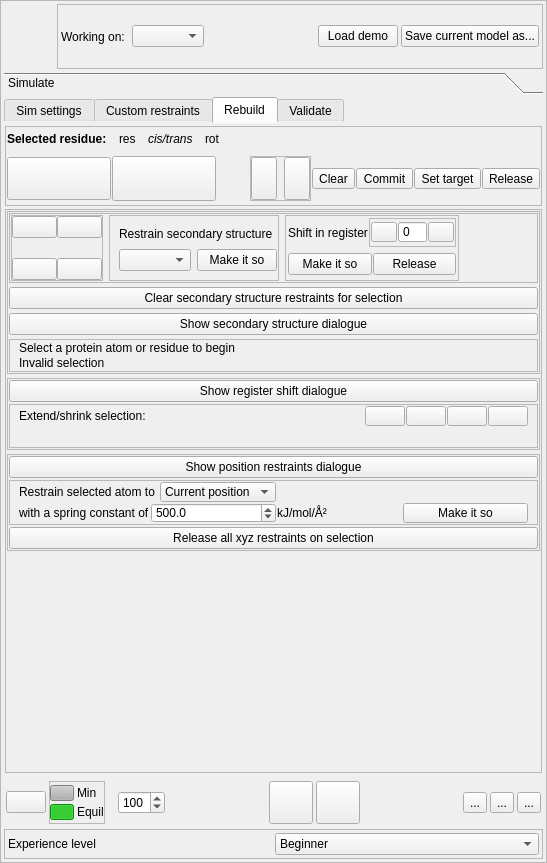
tristanic/isolde, file isolde/src/IsoldeFrame.ui: the form before one commit.
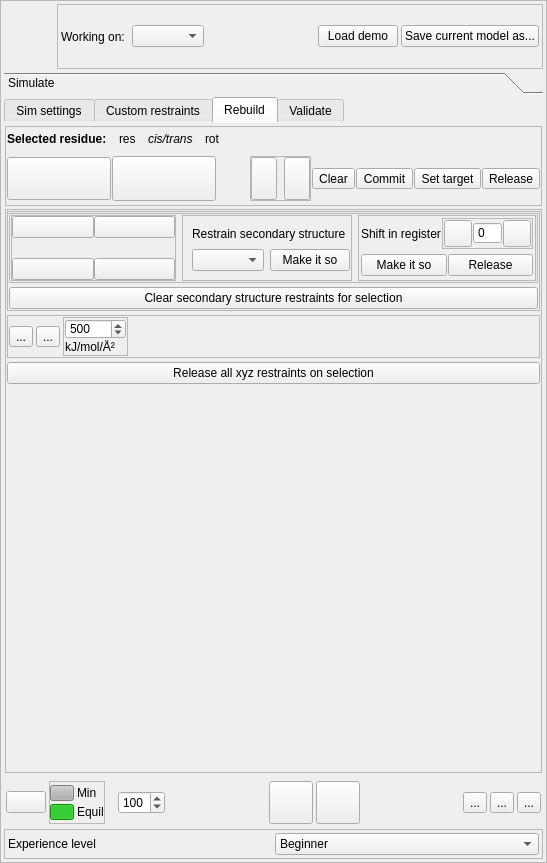
The form after the commit. Icons and pictures are not drawn.

Commit message: Compactified and simplified Rebuild tab

```diff
--- a/isolde/src/IsoldeFrame.ui
+++ b/isolde/src/IsoldeFrame.ui
@@ -1923,7 +1923,7 @@
                     </spacer>
                    </item>
                    <item>
-                    <widget class="QFrame" name="frame_6">
+                    <widget class="QFrame" name="_rebuild_cycle_rotamer_frame">
                      <property name="frameShape">
                       <enum>QFrame::StyledPanel</enum>
                      </property>
@@ -1967,7 +1967,7 @@
                        </widget>
                       </item>
                       <item>
-                       <widget class="QLabel" name="label_42">
+                       <widget class="QLabel" name="_rebuild_cycle_rotamer_icon">
                         <property name="maximumSize">
                          <size>
                           <width>45</width>
@@ -2230,7 +2230,7 @@
                             </property>
                             <property name="maximumSize">
                              <size>
-                              <width>90</width>
+                              <width>110</width>
                               <height>20</height>
                              </size>
                             </property>
@@ -2246,7 +2246,7 @@
                            </widget>
                           </item>
                           <item row="0" column="0">
-                           <widget class="QPushButton" name="_rebuild_2ry_struct_restr_shrink_N_button">
+                           <widget class="QPushButton" name="_sel_shrink_N_button">
                             <property name="minimumSize">
                              <size>
                               <width>0</width>
@@ -2272,7 +2272,7 @@
                            </widget>
                           </item>
                           <item row="0" column="1">
-                           <widget class="QPushButton" name="_rebuild_2ry_struct_restr_shrink_C_button">
+                           <widget class="QPushButton" name="_sel_shrink_C_button">
                             <property name="toolTip">
                              <string>Reduce C-terminal end of selection by 1</string>
                             </property>
@@ -2292,7 +2292,7 @@
                            </widget>
                           </item>
                           <item row="2" column="0">
-                           <widget class="QPushButton" name="_rebuild_2ry_struct_restr_extend_N_button">
+                           <widget class="QPushButton" name="_sel_extend_N_button">
                             <property name="minimumSize">
                              <size>
                               <width>0</width>
@@ -2318,7 +2318,7 @@
                            </widget>
                           </item>
                           <item row="2" column="1">
-                           <widget class="QPushButton" name="_rebuild_2ry_struct_restr_extend_C_button">
+                           <widget class="QPushButton" name="_sel_extend_C_button">
                             <property name="toolTip">
                              <string>Extend C-terminal end of selection by 1</string>
                             </property>
@@ -2341,7 +2341,7 @@
                         </widget>
                        </item>
                        <item>
-                        <widget class="QFrame" name="">
+                        <widget class="QFrame" name="_rebuild_2ry_struct_restr_container">
                          <property name="frameShape">
                           <enum>QFrame::StyledPanel</enum>
                          </property>
@@ -2383,7 +2383,7 @@
                         </widget>
                        </item>
                        <item>
-                        <widget class="QFrame" name="frame_8">
+                        <widget class="QFrame" name="_rebuild_register_shift_container">
                          <property name="minimumSize">
                           <size>
                            <width>0</width>
@@ -2472,7 +2472,7 @@
                                   <property name="maximumSize">
                                    <size>
                                     <width>16777215</width>
-                                    <height>20</height>
+                                    <height>16777215</height>
                                    </size>
                                   </property>
                                   <property name="text">
@@ -2484,8 +2484,8 @@
                                   </property>
                                   <property name="iconSize">
                                    <size>
-                                    <width>18</width>
-                                    <height>18</height>
+                                    <width>20</width>
+                                    <height>20</height>
                                    </size>
                                   </property>
                                  </widget>
@@ -2520,7 +2520,7 @@
                                   <property name="maximumSize">
                                    <size>
                                     <width>16777215</width>
-                                    <height>20</height>
+                                    <height>16777215</height>
                                    </size>
                                   </property>
                                   <property name="text">
@@ -2532,8 +2532,8 @@
                                   </property>
                                   <property name="iconSize">
                                    <size>
-                                    <width>18</width>
-                                    <height>18</height>
+                                    <width>20</width>
+                                    <height>20</height>
                                    </size>
                                   </property>
                                  </widget>
@@ -2598,24 +2598,10 @@
                            </widget>
                           </item>
                          </layout>
-                         <zorder>_rebuild_register_shift_go_button</zorder>
                          <zorder>frame_10</zorder>
                          <zorder>frame_11</zorder>
                         </widget>
                        </item>
-                       <item>
-                        <spacer name="horizontalSpacer_28">
-                         <property name="orientation">
-                          <enum>Qt::Horizontal</enum>
-                         </property>
-                         <property name="sizeHint" stdset="0">
-                          <size>
-                           <width>40</width>
-                           <height>20</height>
-                          </size>
-                         </property>
-                        </spacer>
-                       </item>
                       </layout>
                      </widget>
                     </item>
@@ -2638,43 +2624,90 @@
                       </property>
                      </widget>
                     </item>
+                   </layout>
+                  </widget>
+                 </item>
+                 <item>
+                  <widget class="QFrame" name="_rebuild_pin_atom_container">
+                   <property name="minimumSize">
+                    <size>
+                     <width>0</width>
+                     <height>0</height>
+                    </size>
+                   </property>
+                   <property name="frameShape">
+                    <enum>QFrame::StyledPanel</enum>
+                   </property>
+                   <property name="frameShadow">
+                    <enum>QFrame::Raised</enum>
+                   </property>
+                   <layout class="QHBoxLayout" name="horizontalLayout_33">
+                    <property name="spacing">
+                     <number>3</number>
+                    </property>
+                    <property name="leftMargin">
+                     <number>1</number>
+                    </property>
+                    <property name="topMargin">
+                     <number>1</number>
+                    </property>
+                    <property name="rightMargin">
+                     <number>1</number>
+                    </property>
+                    <property name="bottomMargin">
+                     <number>1</number>
+                    </property>
                     <item>
-                     <widget class="QPushButton" name="_rebuild_2ry_struct_restr_show_button">
-                      <property name="maximumSize">
+                     <widget class="QToolButton" name="_rebuild_pin_atom_to_current_pos_button">
+                      <property name="toolTip">
+                       <string>Restrain the selected atom to its current position</string>
+                      </property>
+                      <property name="text">
+                       <string>...</string>
+                      </property>
+                      <property name="icon">
+                       <iconset resource="resources/resources.qrc">
+                        <normaloff>:/icons/pin-to-current-icon.png</normaloff>:/icons/pin-to-current-icon.png</iconset>
+                      </property>
+                      <property name="iconSize">
                        <size>
-                        <width>16777215</width>
-                        <height>30</height>
+                        <width>36</width>
+                        <height>36</height>
                        </size>
                       </property>
+                     </widget>
+                    </item>
+                    <item>
+                     <widget class="QToolButton" name="_rebuild_pin_atom_to_pivot_button">
+                      <property name="toolTip">
+                       <string>Restrain the selected atom to the current position of the pivot indicator</string>
+                      </property>
                       <property name="text">
-                       <string>Show secondary structure dialogue</string>
+                       <string>...</string>
                       </property>
                       <property name="icon">
                        <iconset resource="resources/resources.qrc">
-                        <normaloff>:/icons/secondary-structure-icon.png</normaloff>:/icons/secondary-structure-icon.png</iconset>
+                        <normaloff>:/icons/pin-to-pivot-icon.png</normaloff>:/icons/pin-to-pivot-icon.png</iconset>
                       </property>
                       <property name="iconSize">
                        <size>
-                        <width>124</width>
-                        <height>25</height>
+                        <width>36</width>
+                        <height>36</height>
                        </size>
                       </property>
                      </widget>
                     </item>
                     <item>
-                     <widget class="QFrame" name="_rebuild_2ry_struct_restr_container">
-                      <property name="sizePolicy">
-                       <sizepolicy hsizetype="Preferred" vsizetype="Maximum">
-                        <horstretch>0</horstretch>
-                        <verstretch>0</verstretch>
-                       </sizepolicy>
-                      </property>
-                      <property name="maximumSize">
+                     <widget class="QFrame" name="frame_8">
+                      <property name="minimumSize">
                        <size>
-                        <width>16777215</width>
-                        <height>100</height>
+                        <width>0</width>
+                        <height>0</height>
                        </size>
                       </property>
+                      <property name="toolTip">
+                       <string>Spring constant for the next position restraint</string>
+                      </property>
                       <property name="frameShape">
                        <enum>QFrame::StyledPanel</enum>
                       </property>
@@ -2686,469 +2719,82 @@
                         <number>1</number>
                        </property>
                        <property name="leftMargin">
-                        <number>9</number>
+                        <number>1</number>
                        </property>
                        <property name="topMargin">
                         <number>1</number>
                        </property>
                        <property name="rightMargin">
-                        <number>9</number>
+                        <number>1</number>
                        </property>
                        <property name="bottomMargin">
                         <number>1</number>
                        </property>
                        <item>
-                        <widget class="QLabel" name="_rebuild_2ry_struct_restr_top_label">
-                         <property name="text">
-                          <string>Select a protein atom or residue to begin</string>
+                        <widget class="QDoubleSpinBox" name="_rebuild_pos_restraint_spring_constant">
+                         <property name="maximumSize">
+                          <size>
+                           <width>16777215</width>
+                           <height>20</height>
+                          </size>
                          </property>
-                        </widget>
-                       </item>
-                       <item>
-                        <widget class="QLabel" name="_rebuild_2ry_struct_restr_sel_text">
-                         <property name="text">
-                          <string>Invalid selection</string>
+                         <property name="toolTip">
+                          <string>Spring constant for the next position restraint</string>
                          </property>
-                        </widget>
-                       </item>
-                      </layout>
-                     </widget>
-                    </item>
-                   </layout>
-                  </widget>
-                 </item>
-                 <item>
-                  <widget class="QFrame" name="_rebuild_register_shift_main_frame">
-                   <property name="minimumSize">
-                    <size>
-                     <width>0</width>
-                     <height>0</height>
-                    </size>
-                   </property>
-                   <property name="frameShape">
-                    <enum>QFrame::StyledPanel</enum>
-                   </property>
-                   <property name="frameShadow">
-                    <enum>QFrame::Raised</enum>
-                   </property>
-                   <layout class="QVBoxLayout" name="verticalLayout_22">
-                    <property name="spacing">
-                     <number>2</number>
-                    </property>
-                    <property name="leftMargin">
-                     <number>1</number>
-                    </property>
-                    <property name="topMargin">
-                     <number>1</number>
-                    </property>
-                    <property name="rightMargin">
-                     <number>1</number>
-                    </property>
-                    <property name="bottomMargin">
-                     <number>1</number>
-                    </property>
-                    <item>
-                     <widget class="QPushButton" name="_rebuild_register_shift_dialog_toggle_button">
-                      <property name="maximumSize">
-                       <size>
-                        <width>16777215</width>
-                        <height>30</height>
-                       </size>
-                      </property>
-                      <property name="text">
-                       <string>Show register shift dialogue</string>
-                      </property>
-                     </widget>
-                    </item>
-                    <item>
-                     <widget class="QFrame" name="_rebuild_register_shift_container">
-                      <property name="minimumSize">
-                       <size>
-                        <width>0</width>
-                        <height>0</height>
-                       </size>
-                      </property>
-                      <property name="maximumSize">
-                       <size>
-                        <width>16777215</width>
-                        <height>50</height>
-                       </size>
-                      </property>
-                      <property name="frameShape">
-                       <enum>QFrame::StyledPanel</enum>
-                      </property>
-                      <property name="frameShadow">
-                       <enum>QFrame::Raised</enum>
-                      </property>
-                      <layout class="QVBoxLayout" name="verticalLayout_23">
-                       <property name="spacing">
-                        <number>1</number>
-                       </property>
-                       <property name="topMargin">
-                        <number>1</number>
-                       </property>
-                       <property name="bottomMargin">
-                        <number>1</number>
-                       </property>
-                       <item>
-                        <layout class="QHBoxLayout" name="_rebuild_register_shift_extend_container">
-                         <item>
-                          <widget class="QLabel" name="label_36">
-                           <property name="text">
-                            <string>Extend/shrink selection:</string>
-                           </property>
-                          </widget>
-                         </item>
-                         <item>
-                          <spacer name="horizontalSpacer_20">
-                           <property name="orientation">
-                            <enum>Qt::Horizontal</enum>
-                           </property>
-                           <property name="sizeHint" stdset="0">
-                            <size>
-                             <width>40</width>
-                             <height>20</height>
-                            </size>
-                           </property>
-                          </spacer>
-                         </item>
-                         <item>
-                          <widget class="QPushButton" name="_rebuild_register_shift_extend_N_button">
-                           <property name="minimumSize">
-                            <size>
-                             <width>0</width>
-                             <height>0</height>
-                            </size>
-                           </property>
-                           <property name="maximumSize">
-                            <size>
-                             <width>16777215</width>
-                             <height>20</height>
-                            </size>
-                           </property>
-                           <property name="toolTip">
-                            <string>Extend N-terminal end of selection by 1</string>
-                           </property>
-                           <property name="text">
-                            <string/>
-                           </property>
-                           <property name="icon">
-                            <iconset resource="resources/resources.qrc">
-                             <normaloff>:/icons/reverse_icon.png</normaloff>:/icons/reverse_icon.png</iconset>
-                           </property>
-                           <property name="iconSize">
-                            <size>
-                             <width>18</width>
-                             <height>18</height>
-                            </size>
-                           </property>
-                          </widget>
-                         </item>
-                         <item>
-                          <widget class="QPushButton" name="_rebuild_register_shift_shrink_N_button">
-                           <property name="minimumSize">
-                            <size>
-                             <width>0</width>
-                             <height>0</height>
-                            </size>
-                           </property>
-                           <property name="maximumSize">
-                            <size>
-                             <width>16777215</width>
-                             <height>20</height>
-                            </size>
-                           </property>
-                           <property name="toolTip">
-                            <string>Reduce N-terminal end of selection by 1</string>
-                           </property>
-                           <property name="text">
-                            <string/>
-                           </property>
-                           <property name="icon">
-                            <iconset resource="resources/resources.qrc">
-                             <normaloff>:/icons/play_icon.png</normaloff>:/icons/play_icon.png</iconset>
-                           </property>
-                           <property name="iconSize">
-                            <size>
-                             <width>18</width>
-                             <height>18</height>
-                            </size>
-                           </property>
-                          </widget>
-                         </item>
-                         <item>
-                          <widget class="QPushButton" name="_rebuild_register_shift_shrink_C_button">
-                           <property name="maximumSize">
-                            <size>
-                             <width>16777215</width>
-                             <height>20</height>
-                            </size>
-                           </property>
-                           <property name="toolTip">
-                            <string>Reduce C-terminal end of selection by 1</string>
-                           </property>
-                           <property name="text">
-                            <string/>
-                           </property>
-                           <property name="icon">
-                            <iconset resource="resources/resources.qrc">
-                             <normaloff>:/icons/reverse_icon_red.png</normaloff>:/icons/reverse_icon_red.png</iconset>
-                           </property>
-                           <property name="iconSize">
-                            <size>
-                             <width>18</width>
-                             <height>18</height>
-                            </size>
-                           </property>
-                          </widget>
-                         </item>
-                         <item>
-                          <widget class="QPushButton" name="_rebuild_register_shift_extend_C_button">
-                           <property name="maximumSize">
-                            <size>
-                             <width>16777215</width>
-                             <height>20</height>
-                            </size>
-                           </property>
-                           <property name="toolTip">
-                            <string>Extend C-terminal end of selection by 1</string>
-                           </property>
-                           <property name="text">
-                            <string/>
-                           </property>
-                           <property name="icon">
-                            <iconset resource="resources/resources.qrc">
-                             <normaloff>:/icons/play_icon_red.png</normaloff>:/icons/play_icon_red.png</iconset>
-                           </property>
-                           <property name="iconSize">
-                            <size>
-                             <width>18</width>
-                             <height>18</height>
-                            </size>
-                           </property>
-                          </widget>
-                         </item>
-                        </layout>
-                       </item>
-                       <item>
-                        <layout class="QHBoxLayout" name="horizontalLayout_33">
-                         <property name="topMargin">
+                         <property name="decimals">
                           <number>0</number>
                          </property>
-                         <item>
-                          <spacer name="horizontalSpacer_21">
-                           <property name="orientation">
-                            <enum>Qt::Horizontal</enum>
-                           </property>
-                           <property name="sizeHint" stdset="0">
-                            <size>
-                             <width>40</width>
-                             <height>20</height>
-                            </size>
-                           </property>
-                          </spacer>
-                         </item>
-                        </layout>
+                         <property name="maximum">
+                          <double>10000.000000000000000</double>
+                         </property>
+                         <property name="singleStep">
+                          <double>10.000000000000000</double>
+                         </property>
+                         <property name="value">
+                          <double>500.000000000000000</double>
+                         </property>
+                        </widget>
+                       </item>
+                       <item>
+                        <widget class="QLabel" name="label_35">
+                         <property name="toolTip">
+                          <string>Spring constant for the next position restraint</string>
+                         </property>
+                         <property name="text">
+                          <string>kJ/mol/Å²</string>
+                         </property>
+                        </widget>
                        </item>
                       </layout>
                      </widget>
                     </item>
+                    <item>
+                     <spacer name="horizontalSpacer_17">
+                      <property name="orientation">
+                       <enum>Qt::Horizontal</enum>
+                      </property>
+                      <property name="sizeHint" stdset="0">
+                       <size>
+                        <width>40</width>
+                        <height>20</height>
+                       </size>
+                      </property>
+                     </spacer>
+                    </item>
                    </layout>
                   </widget>
                  </item>
                  <item>
-                  <widget class="QFrame" name="frame_3">
-                   <property name="minimumSize">
+                  <widget class="QPushButton" name="_rebuild_pos_restraint_clear_button">
+                   <property name="maximumSize">
                     <size>
-                     <width>0</width>
-                     <height>0</height>
+                     <width>16777215</width>
+                     <height>30</height>
                     </size>
                    </property>
-                   <property name="frameShape">
-                    <enum>QFrame::StyledPanel</enum>
+                   <property name="text">
+                    <string>Release all xyz restraints on selection</string>
                    </property>
-                   <property name="frameShadow">
-                    <enum>QFrame::Raised</enum>
-                   </property>
-                   <layout class="QVBoxLayout" name="verticalLayout_20">
-                    <property name="spacing">
-                     <number>2</number>
-                    </property>
-                    <property name="leftMargin">
-                     <number>1</number>
-                    </property>
-                    <property name="topMargin">
-                     <number>1</number>
-                    </property>
-                    <property name="rightMargin">
-                     <number>1</number>
-                    </property>
-                    <property name="bottomMargin">
-                     <number>1</number>
-                    </property>
-                    <item>
-                     <widget class="QPushButton" name="_rebuild_pos_restraint_dialog_toggle_button">
-                      <property name="sizePolicy">
-                       <sizepolicy hsizetype="Preferred" vsizetype="Fixed">
-                        <horstretch>0</horstretch>
-                        <verstretch>0</verstretch>
-                       </sizepolicy>
-                      </property>
-                      <property name="maximumSize">
-                       <size>
-                        <width>16777215</width>
-                        <height>30</height>
-                       </size>
-                      </property>
-                      <property name="text">
-                       <string>Show position restraints dialogue</string>
-                      </property>
-                     </widget>
-                    </item>
-                    <item>
-                     <widget class="QFrame" name="_rebuild_pos_restraint_one_atom_frame">
-                      <property name="minimumSize">
-                       <size>
-                        <width>0</width>
-                        <height>0</height>
-                       </size>
-                      </property>
-                      <property name="maximumSize">
-                       <size>
-                        <width>16777215</width>
-                        <height>50</height>
-                       </size>
-                      </property>
-                      <property name="frameShape">
-                       <enum>QFrame::StyledPanel</enum>
-                      </property>
-                      <property name="frameShadow">
-                       <enum>QFrame::Raised</enum>
-                      </property>
-                      <layout class="QVBoxLayout" name="verticalLayout_21">
-                       <property name="spacing">
-                        <number>1</number>
-                       </property>
-                       <property name="topMargin">
-                        <number>1</number>
-                       </property>
-                       <property name="bottomMargin">
-                        <number>1</number>
-                       </property>
-                       <item>
-                        <layout class="QHBoxLayout" name="horizontalLayout_31">
-                         <item>
-                          <widget class="QLabel" name="label_23">
-                           <property name="text">
-                            <string>Restrain selected atom to </string>
-                           </property>
-                          </widget>
-                         </item>
-                         <item>
-                          <widget class="QComboBox" name="_rebuild_pos_restraint_combo_box">
-                           <property name="maximumSize">
-                            <size>
-                             <width>16777215</width>
-                             <height>20</height>
-                            </size>
-                           </property>
-                           <item>
-                            <property name="text">
-                             <string>Current position</string>
-                            </property>
-                           </item>
-                           <item>
-                            <property name="text">
-                             <string>Pivot position</string>
-                            </property>
-                           </item>
-                          </widget>
-                         </item>
-                         <item>
-                          <spacer name="horizontalSpacer_19">
-                           <property name="orientation">
-                            <enum>Qt::Horizontal</enum>
-                           </property>
-                           <property name="sizeHint" stdset="0">
-                            <size>
-                             <width>40</width>
-                             <height>20</height>
-                            </size>
-                           </property>
-                          </spacer>
-                         </item>
-                        </layout>
-                       </item>
-                       <item>
-                        <layout class="QHBoxLayout" name="horizontalLayout_32">
-                         <item>
-                          <widget class="QLabel" name="label_34">
-                           <property name="text">
-                            <string>with a spring constant of</string>
-                           </property>
-                          </widget>
-                         </item>
-                         <item>
-                          <widget class="QDoubleSpinBox" name="_rebuild_pos_restraint_spring_constant">
-                           <property name="maximumSize">
-                            <size>
-                             <width>16777215</width>
-                             <height>20</height>
-                            </size>
-                           </property>
-                           <property name="decimals">
-                            <number>1</number>
-                           </property>
-                           <property name="maximum">
-                            <double>10000.000000000000000</double>
-                           </property>
-                           <property name="singleStep">
-                            <double>10.000000000000000</double>
-                           </property>
-                           <property name="value">
-                            <double>500.000000000000000</double>
-                           </property>
-                          </widget>
-                         </item>
-                         <item>
-                          <widget class="QLabel" name="label_35">
-                           <property name="text">
-                            <string>kJ/mol/Å²</string>
-                           </property>
-                          </widget>
-                         </item>
-                         <item>
-                          <widget class="QPushButton" name="_rebuild_pos_restraint_go_button">
-                           <property name="maximumSize">
-                            <size>
-                             <width>16777215</width>
-                             <height>20</height>
-                            </size>
-                           </property>
-                           <property name="text">
-                            <string>Make it so</string>
-                           </property>
-                          </widget>
-                         </item>
-                        </layout>
-                       </item>
-                      </layout>
-                     </widget>
-                    </item>
-                    <item>
-                     <widget class="QPushButton" name="_rebuild_pos_restraint_clear_button">
-                      <property name="maximumSize">
-                       <size>
-                        <width>16777215</width>
-                        <height>30</height>
-                       </size>
-                      </property>
-                      <property name="text">
-                       <string>Release all xyz restraints on selection</string>
-                      </property>
-                     </widget>
-                    </item>
-                   </layout>
                   </widget>
                  </item>
                  <item>
@@ -3825,7 +3471,7 @@
                <string/>
               </property>
               <property name="pixmap">
-               <pixmap>:/newPrefix/thermometer.png</pixmap>
+               <pixmap resource="resources/resources.qrc">:/icons/thermometer.png</pixmap>
               </property>
               <property name="scaledContents">
                <bool>true</bool>
```
The commit also changes 7 other files.
